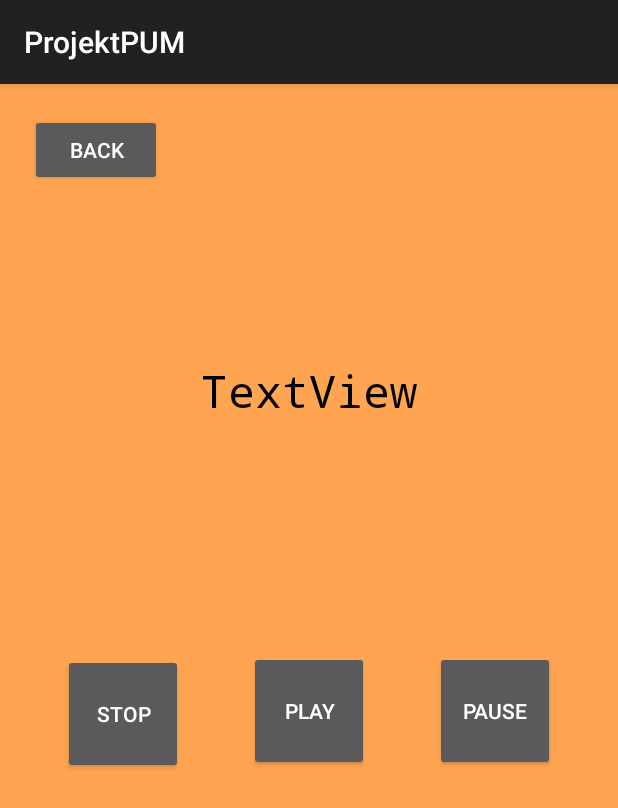
After one commit to KacperM33/Fit-Journey, an Android app built with Jetpack Compose: the MusicPlayer screen opened directly, with no data from a screen before it, on a phone screen of 412 x 824 dp. The commit adds this screen. Shown: the top 808 px of the screen. Run offline under Robolectric (Android 15) with nearby library versions, the phone set to English and light mode, and no system bars.

Commit message:
Step counter & music layout

```diff
--- /dev/null
+++ b/app/src/main/java/com/example/projektpum/MusicPlayer.kt
@@ -0,0 +1,18 @@
+package com.example.projektpum
+
+import android.content.Intent
+import androidx.appcompat.app.AppCompatActivity
+import android.os.Bundle
+import android.widget.Button
+
+class MusicPlayer : AppCompatActivity() {
+    override fun onCreate(savedInstanceState: Bundle?) {
+        super.onCreate(savedInstanceState)
+        setContentView(R.layout.activity_music)
+
+        findViewById<Button>(R.id.back_button).setOnClickListener {
+            val musicIntent = Intent(applicationContext, MainActivity::class.java)
+            startActivity(musicIntent)
+        }
+    }
+}
--- /dev/null
+++ b/app/src/main/res/layout/activity_music.xml
@@ -0,0 +1,67 @@
+<?xml version="1.0" encoding="utf-8"?>
+<androidx.constraintlayout.widget.ConstraintLayout xmlns:android="http://schemas.android.com/apk/res/android"
+    xmlns:app="http://schemas.android.com/apk/res-auto"
+    xmlns:tools="http://schemas.android.com/tools"
+    android:layout_width="match_parent"
+    android:layout_height="match_parent"
+    android:background="#FFA552"
+    tools:context=".MusicPlayer">
+
+    <TextView
+        android:id="@+id/music_TV"
+        android:layout_width="wrap_content"
+        android:layout_height="wrap_content"
+        android:layout_marginTop="184dp"
+        android:fontFamily="monospace"
+        android:text="TextView"
+        android:textColor="#000000"
+        android:textSize="30sp"
+        app:layout_constraintEnd_toEndOf="parent"
+        app:layout_constraintStart_toStartOf="parent"
+        app:layout_constraintTop_toTopOf="parent" />
+
+    <Button
+        android:id="@+id/back_button"
+        android:layout_width="wrap_content"
+        android:layout_height="wrap_content"
+        android:layout_marginStart="20dp"
+        android:layout_marginTop="20dp"
+        android:text="Back"
+        app:layout_constraintStart_toStartOf="parent"
+        app:layout_constraintTop_toTopOf="parent" />
+
+    <Button
+        android:id="@+id/play_BT"
+        android:layout_width="80dp"
+        android:layout_height="80dp"
+        android:layout_marginStart="20dp"
+        android:layout_marginEnd="20dp"
+        android:layout_marginBottom="310dp"
+        android:text="Play"
+        app:layout_constraintBottom_toBottomOf="parent"
+        app:layout_constraintEnd_toEndOf="parent"
+        app:layout_constraintStart_toStartOf="parent" />
+
+    <Button
+        android:id="@+id/pause_BT"
+        android:layout_width="80dp"
+        android:layout_height="80dp"
+        android:layout_marginEnd="42dp"
+        android:layout_marginBottom="310dp"
+        android:text="Pause"
+        app:layout_constraintBottom_toBottomOf="parent"
+        app:layout_constraintEnd_toEndOf="parent" />
+
+    <Button
+        android:id="@+id/stop_BT"
+        android:layout_width="80dp"
+        android:layout_height="80dp"
+        android:layout_marginStart="42dp"
+        android:layout_marginTop="3dp"
+        android:layout_marginBottom="310dp"
+        android:text="Stop"
+        app:layout_constraintBottom_toBottomOf="parent"
+        app:layout_constraintStart_toStartOf="parent"
+        app:layout_constraintTop_toTopOf="@+id/play_BT" />
+
+</androidx.constraintlayout.widget.ConstraintLayout>
```
Also changed, not shown: app/src/main/AndroidManifest.xml (+14 -4 lines), app/src/main/java/com/example/projektpum/MainActivity.kt (+17 -64 lines), app/src/main/java/com/example/projektpum/StepCounter.kt (added, +104 -0 lines), app/src/main/res/drawable/music_button.xml (added, +8 -0 lines), app/src/main/res/layout/layout.xml (+16 -6 lines), app/src/main/res/drawable/music.png (added).
